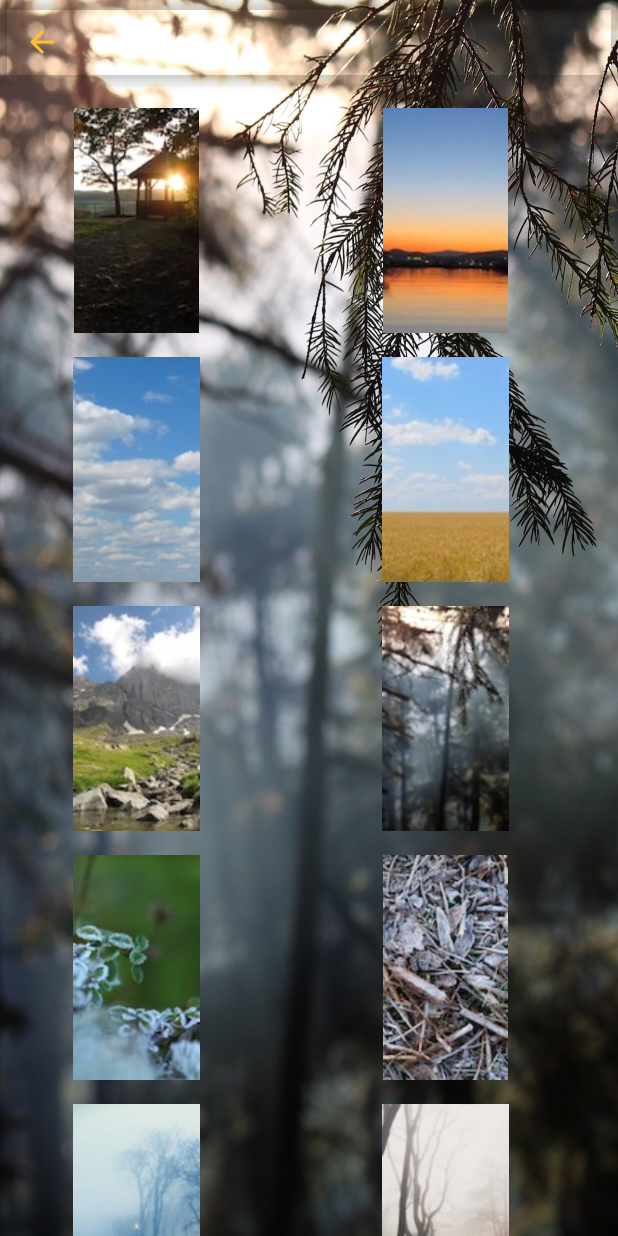
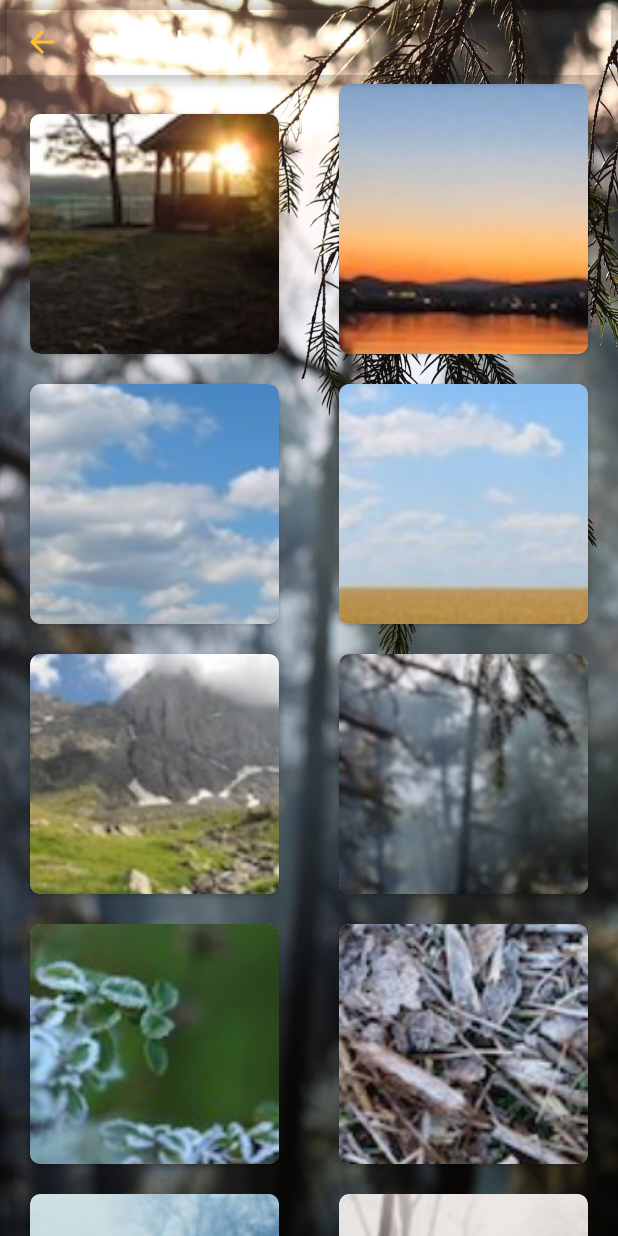
Before and after one commit to AlexandrMaystruk/WeatherToday, an Android app: the screen it shows after launch (MainActivity), in the options menu, after a tap on "Change background", on a phone screen of 412 x 824 dp. Run offline under Robolectric (Android 15) with nearby library versions, the phone set to English and light mode, and no system bars; our stand-ins replace Dagger/Hilt's generated code; libraries missing offline, so code that uses them is left out: com.karumi.dexter; pictures from the network do not load; 4 statements that could not run were skipped.

```diff
--- a/app/src/main/java/com/gmail/maystruks08/whatweathernow/dagger/application/AppComponent.kt
+++ b/app/src/main/java/com/gmail/maystruks08/whatweathernow/dagger/application/AppComponent.kt
@@ -3,7 +3,6 @@ package com.gmail.maystruks08.whatweathernow.dagger.application
 import android.app.Application
 import android.content.Context
 import com.gmail.maystruks08.whatweathernow.dagger.background.BackgroundComponent
-import com.gmail.maystruks08.whatweathernow.dagger.city.CityComponent
 import com.gmail.maystruks08.whatweathernow.dagger.weather.HourlyWeatherComponent
 import com.gmail.maystruks08.whatweathernow.data.network.NetworkUtil
 import com.gmail.maystruks08.whatweathernow.data.network.WeatherApi
@@ -21,7 +20,6 @@ interface AppComponent {
 
     fun provideHourlyWeatherComponent(): HourlyWeatherComponent
     fun provideBackgroundComponent(): BackgroundComponent
-    fun provideCityComponent(): CityComponent
 
     fun inject(application: Application)
     fun inject(activity: MainActivity)
--- a/app/src/main/java/com/gmail/maystruks08/whatweathernow/dagger/city/CityComponent.kt
+++ /dev/null
@@ -1,12 +0,0 @@
-package com.gmail.maystruks08.whatweathernow.dagger.city
-
-import com.gmail.maystruks08.whatweathernow.ui.editlocation.CityFragment
-import dagger.Subcomponent
-
-@Subcomponent(modules = [CityModule::class])
-@CityScope
-interface CityComponent {
-
-    fun inject( cityFragment: CityFragment)
-
-}
--- a/app/src/main/java/com/gmail/maystruks08/whatweathernow/data/network/LocaleStorage.kt
+++ b/app/src/main/java/com/gmail/maystruks08/whatweathernow/data/network/LocaleStorage.kt
@@ -11,6 +11,7 @@ import com.gmail.maystruks08.whatweathernow.data.dto.daily7days.DailyForecast7Da
 import com.gmail.maystruks08.whatweathernow.data.dto.hourly5days.HourlyForecast5Days
 import com.gmail.maystruks08.whatweathernow.data.repository.entity.ForecastMode
 import kotlinx.coroutines.flow.Flow
+import kotlinx.coroutines.flow.first
 import kotlinx.coroutines.flow.map
 import javax.inject.Inject
 import javax.inject.Singleton
@@ -77,12 +78,15 @@ class LocaleStorage @Inject constructor(
         }
     }
 
-    fun getCurrentWeather(): Flow<CurrentWeatherData> {
-        return context.prefsDataStore.data
+    suspend fun getCurrentWeather(): Result<CurrentWeatherData> {
+        return kotlin.runCatching {
+            context.prefsDataStore.data
                 .map { preferences ->
-                preferences[CURRENT_WEATHER_CACHE]?.let {
-                    JsonUtil.fromJson(it)
-                } ?: throw RuntimeException("Can't convert json to CurrentWeather object")
+                    preferences[CURRENT_WEATHER_CACHE]
+                        ?.let {
+                            JsonUtil.fromJson<CurrentWeatherData>(it)
+                        } ?: throw RuntimeException("Absent cached current weather")
+                }.first()
         }
     }
 
@@ -92,12 +96,14 @@ class LocaleStorage @Inject constructor(
         }
     }
 
-    fun getHourlyForecast5Days(): Flow<HourlyForecast5Days> {
-        return context.prefsDataStore.data
+    suspend fun getHourlyForecast5Days(): Result<HourlyForecast5Days> {
+        return kotlin.runCatching {
+            context.prefsDataStore.data
                 .map { preferences ->
                     preferences[HOURLY_5_DAYS_CACHE]?.let {
-                    JsonUtil.fromJson(it)
-                } ?: throw RuntimeException("Can't convert json to HourlyForecast5Days object")
+                        JsonUtil.fromJson<HourlyForecast5Days>(it)
+                    } ?: throw RuntimeException("Absent cached HourlyForecast5Days")
+                }.first()
         }
     }
 
@@ -107,12 +113,14 @@ class LocaleStorage @Inject constructor(
         }
     }
 
-    fun getDailyForecast7Days(): Flow<DailyForecast7Days> {
-        return context.prefsDataStore.data
+    suspend fun getDailyForecast7Days(): Result<DailyForecast7Days> {
+        return kotlin.runCatching {
+            context.prefsDataStore.data
                 .map { preferences ->
                     preferences[DAILY_7_DAYS_CACHE]?.let {
-                    JsonUtil.fromJson(it)
-                } ?: throw RuntimeException("Can't convert json to DailyForecast7Days object")
+                        JsonUtil.fromJson<DailyForecast7Days>(it)
+                    } ?: throw RuntimeException("Absent cached DailyForecast7Days")
+                }.first()
         }
     }
 
--- a/app/src/main/java/com/gmail/maystruks08/whatweathernow/data/repository/WeatherRepository.kt
+++ b/app/src/main/java/com/gmail/maystruks08/whatweathernow/data/repository/WeatherRepository.kt
@@ -1,7 +1,5 @@
 package com.gmail.maystruks08.whatweathernow.data.repository
 
-import android.util.Log
-import com.gmail.maystruks08.whatweathernow.ui.forecast.WeatherForecastContract
 import com.gmail.maystruks08.whatweathernow.data.API_KEY
 import com.gmail.maystruks08.whatweathernow.data.dto.current.CurrentWeatherData
 import com.gmail.maystruks08.whatweathernow.data.dto.daily7days.DailyForecast7Days
@@ -10,9 +8,13 @@ import com.gmail.maystruks08.whatweathernow.data.network.LocaleStorage
 import com.gmail.maystruks08.whatweathernow.data.network.NetworkUtil
 import com.gmail.maystruks08.whatweathernow.data.network.WeatherApi
 import com.gmail.maystruks08.whatweathernow.data.repository.entity.ForecastMode
+import com.gmail.maystruks08.whatweathernow.ui.forecast.WeatherForecastContract
 import kotlinx.coroutines.Dispatchers
 import kotlinx.coroutines.FlowPreview
-import kotlinx.coroutines.flow.*
+import kotlinx.coroutines.flow.Flow
+import kotlinx.coroutines.flow.flatMapConcat
+import kotlinx.coroutines.flow.flow
+import kotlinx.coroutines.flow.flowOn
 import retrofit2.Response
 import javax.inject.Inject
 
@@ -23,6 +25,8 @@ class WeatherRepository @Inject constructor(
     private val localeStorage: LocaleStorage
 ) : WeatherForecastContract.Repository {
 
+    private val tag = "WeatherRepository"
+
     override suspend fun getForecastMode(): Flow<ForecastMode> {
         return localeStorage
             .getForecastMode()
@@ -31,86 +35,87 @@ class WeatherRepository @Inject constructor(
 
     override suspend fun getCurrentWeather(
     ): Flow<CurrentWeatherData> {
-        return localeStorage
-            .getLocation()
-            .flowOn(Dispatchers.IO)
-            .flatMapMerge { location ->
-                if (!networkUtil.isNetworkTurnedOn()) {
-                    Log.d("database_ins", "Disconnect")
-                    return@flatMapMerge localeStorage.getCurrentWeather()
+        return locationFlow()
+            .flatMapConcat { location ->
+                flow {
+                    val cachedWeatherResult = localeStorage.getCurrentWeather()
+                    val cachedWeatherData = cachedWeatherResult.getOrNull()
+                    if (cachedWeatherResult.isSuccess && cachedWeatherData != null) {
+                        emit(cachedWeatherData)
                     }
 
-                Log.d("database_ins", "Connected")
+                    if (networkUtil.isNetworkTurnedOn()) {
                         val response = weatherApi.getWeatherByCoordinate(
                             latitude = location.lat,
                             longitude = location.lon,
                             apiKey = API_KEY
                         )
-
                         val currentWeather = response.body()
                         if (response.isSuccessful && currentWeather != null) {
+                            emit(currentWeather)
                             localeStorage.saveCurrentWeather(currentWeather)
-                    return@flatMapMerge flow {
-                        emit(currentWeather)
+                        } else {
+                            handleApiError(response)
                         }
                     }
-                handleApiError(response)
+                }
             }
     }
 
 
     override suspend fun getHourlyFiveDayForecast(
     ): Flow<HourlyForecast5Days> {
-        return localeStorage
-            .getLocation()
-            .flowOn(Dispatchers.IO)
-            .flatMapMerge { location ->
-                if (!networkUtil.isNetworkTurnedOn()) {
-                    Log.d("database_ins", "Disconnect")
-                    return@flatMapMerge localeStorage
-                        .getHourlyForecast5Days()
+        return locationFlow()
+            .flatMapConcat { location ->
+                flow {
+                    val cachedWeatherResult = localeStorage.getHourlyForecast5Days()
+                    val cachedWeatherData = cachedWeatherResult.getOrNull()
+                    if (cachedWeatherResult.isSuccess && cachedWeatherData != null) {
+                        emit(cachedWeatherData)
                     }
-
-                Log.d("database_ins", "Connected")
+                    if (networkUtil.isNetworkTurnedOn()) {
                         val response = weatherApi.getHourlyForecastByCoordinate(
                             latitude = location.lat,
                             longitude = location.lon,
                             apiKey = API_KEY
                         )
-                val forecast = response.body()
-                if (response.isSuccessful && forecast != null) {
-                    localeStorage.saveHourlyForecast5Days(forecast)
-                    return@flatMapMerge flow {
-                        emit(forecast)
+                        val currentWeather = response.body()
+                        if (response.isSuccessful && currentWeather != null) {
+                            emit(currentWeather)
+                            localeStorage.saveHourlyForecast5Days(currentWeather)
+                        } else {
+                            handleApiError(response)
                         }
                     }
-                handleApiError(response)
+                }
             }
     }
 
     override suspend fun get7DaysForecast(): Flow<DailyForecast7Days> {
-        return localeStorage
-            .getLocation()
-            .flowOn(Dispatchers.IO)
-            .flatMapMerge { location ->
-                if (!networkUtil.isNetworkTurnedOn()) {
-                    Log.d("database_ins", "Disconnect")
-                    return@flatMapMerge localeStorage.getDailyForecast7Days()
+        return locationFlow()
+            .flatMapConcat { location ->
+                flow {
+                    val cachedWeatherResult = localeStorage.getDailyForecast7Days()
+                    val cachedWeatherData = cachedWeatherResult.getOrNull()
+                    if (cachedWeatherResult.isSuccess && cachedWeatherData != null) {
+                        emit(cachedWeatherData)
                     }
 
-                Log.d("database_ins", "Connected")
+                    if (networkUtil.isNetworkTurnedOn()) {
                         val response = weatherApi.getDailyForecast7DaysByCoordinate(
                             latitude = location.lat,
                             longitude = location.lon,
                             apiKey = API_KEY
                         )
-                val forecast = response.body()
-                if (response.isSuccessful && forecast != null) {
-                    localeStorage.saveDailyForecast7Days(forecast)
-                    return@flatMapMerge flow { emit(forecast) }
+                        val currentWeather = response.body()
+                        if (response.isSuccessful && currentWeather != null) {
+                            emit(currentWeather)
+                            localeStorage.saveDailyForecast7Days(currentWeather)
+                        } else {
+                            handleApiError(response)
                         }
-
-                handleApiError(response)
+                    }
+                }
             }
     }
 
@@ -120,6 +125,12 @@ class WeatherRepository @Inject constructor(
 
     override suspend fun updateForecastMode(newForecastMode: ForecastMode) {
         localeStorage.saveForecastMode(newForecastMode)
+    }
+
+    private fun locationFlow(): Flow<LocaleStorage.Location> {
+        return localeStorage
+            .getLocation()
+            .flowOn(Dispatchers.IO)
     }
 
     private fun <T> handleApiError(response: Response<T>): Nothing {
--- a/app/src/main/java/com/gmail/maystruks08/whatweathernow/ui/forecast/WeatherForecastContract.kt
+++ b/app/src/main/java/com/gmail/maystruks08/whatweathernow/ui/forecast/WeatherForecastContract.kt
@@ -30,9 +30,7 @@ interface WeatherItemUi
 data class HourWeatherItemUi(
     val time: String,
     val humidity: String,
-    val maxTemperature: Float,
-    val minTemperature: Float,
-    val temperature: Float,
+    val temperature: Int,
     val weatherIconUrl: String
 ): WeatherItemUi
 
--- a/app/src/main/java/com/gmail/maystruks08/whatweathernow/ui/forecast/WeatherForecastFragment.kt
+++ b/app/src/main/java/com/gmail/maystruks08/whatweathernow/ui/forecast/WeatherForecastFragment.kt
@@ -130,6 +130,7 @@ class WeatherForecastFragment : BaseFragment(), WeatherForecastContract.View {
         super.onDestroyView()
         presenter.detach()
         recycler3hForecast?.adapter = null
+        location.stopLocationMonitoring()
     }
 
     private fun checkLocationPermission() {
@@ -147,7 +148,6 @@ class WeatherForecastFragment : BaseFragment(), WeatherForecastContract.View {
                             )
                         }
                     })
-                    location.startLocationMonitoring()
                 }
 
                 override fun onPermissionDenied(response: PermissionDeniedResponse) {
--- a/app/src/main/java/com/gmail/maystruks08/whatweathernow/ui/settings/SelectBackgroundFragment.kt
+++ b/app/src/main/java/com/gmail/maystruks08/whatweathernow/ui/settings/SelectBackgroundFragment.kt
@@ -8,6 +8,7 @@ import com.gmail.maystruks08.whatweathernow.WeatherApplication
 import com.gmail.maystruks08.whatweathernow.ui.base.BaseFragment
 import com.gmail.maystruks08.whatweathernow.ui.settings.adapter.BackgroundData
 import com.gmail.maystruks08.whatweathernow.ui.settings.adapter.BackgroundRecyclerAdapter
+import com.gmail.maystruks08.whatweathernow.ui.settings.adapter.SpacesItemDecoration
 import kotlinx.android.synthetic.main.fragment_select_background.*
 import javax.inject.Inject
 
@@ -21,16 +22,6 @@ class SelectBackgroundFragment : BaseFragment(), BackgroundContract.View {
         return R.layout.fragment_select_background
     }
 
-    companion object {
-        fun newInstance(): SelectBackgroundFragment {
-            val fragment = SelectBackgroundFragment()
-            val args = Bundle()
-            fragment.arguments = args
-            return fragment
-        }
-    }
-
-
     override fun initPresenter() {
         WeatherApplication.component.provideBackgroundComponent().inject(this)
         mSelectBackgroundPresenter.attach(this)
@@ -39,8 +30,7 @@ class SelectBackgroundFragment : BaseFragment(), BackgroundContract.View {
     override fun initViews() {
         activity()?.setNavigationIcon(R.drawable.ic_arrow_back_24dp)
         activity()?.showOptionMenu(false)
-
-        recyclerBackgroundImage.layoutManager = GridLayoutManager(context, 2)
+        recyclerBackgroundImage.addItemDecoration( SpacesItemDecoration(30))
         mSelectBackgroundPresenter.initUi()
 
     }
@@ -62,4 +52,13 @@ class SelectBackgroundFragment : BaseFragment(), BackgroundContract.View {
 
     }
 
+    companion object {
+        fun newInstance(): SelectBackgroundFragment {
+            val fragment = SelectBackgroundFragment()
+            val args = Bundle()
+            fragment.arguments = args
+            return fragment
+        }
+    }
+
 }
--- /dev/null
+++ b/app/src/main/java/com/gmail/maystruks08/whatweathernow/ui/settings/adapter/SpacesItemDecoration.kt
@@ -0,0 +1,25 @@
+package com.gmail.maystruks08.whatweathernow.ui.settings.adapter
+
+import android.graphics.Rect
+import android.view.View
+import androidx.recyclerview.widget.RecyclerView
+import androidx.recyclerview.widget.RecyclerView.ItemDecoration
+
+class SpacesItemDecoration(private val space: Int) : ItemDecoration() {
+
+    override fun getItemOffsets(
+        outRect: Rect, view: View,
+        parent: RecyclerView, state: RecyclerView.State
+    ) {
+        outRect.left = space
+        outRect.right = space
+        outRect.bottom = space
+
+        // Add top margin only for the first item to avoid double space between items
+        if (parent.getChildLayoutPosition(view) == 0) {
+            outRect.top = space
+        } else {
+            outRect.top = 0
+        }
+    }
+}
--- a/app/src/main/res/layout/activity_content.xml
+++ b/app/src/main/res/layout/activity_content.xml
@@ -1,6 +1,5 @@
 <?xml version="1.0" encoding="utf-8"?>
-<RelativeLayout
-        xmlns:android="http://schemas.android.com/apk/res/android"
+<RelativeLayout xmlns:android="http://schemas.android.com/apk/res/android"
         xmlns:app="http://schemas.android.com/apk/res-auto"
         xmlns:tools="http://schemas.android.com/tools"
         android:layout_width="match_parent"
@@ -8,7 +7,6 @@
         android:id="@+id/mainBackground"
         android:background="@drawable/default_back"
         tools:activity=".ui.MainActivity">
-
 
     <com.google.android.material.appbar.AppBarLayout
             android:id="@+id/main_app_bar"
@@ -20,17 +18,16 @@
                 android:id="@+id/main_toolbar"
                 app:title="@null"
                 android:background="@android:color/transparent"
-                app:titleTextColor="@android:color/transparent"
+                app:titleTextColor="@android:color/white"
                 app:popupTheme="@style/ThemeOverlay.AppCompat.Light"
                 android:layout_width="match_parent"
                 android:layout_height="?attr/actionBarSize">
-
 
             <ProgressBar
                     android:visibility="gone"
                     android:id="@+id/progressToolbar"
                     android:layout_width="@dimen/padding_size_24"
-                    android:layout_height="@dimen/padding_size_24"/>
+                    android:layout_height="@dimen/padding_size_24" />
 
             <TextView
                     android:textSize="@dimen/text_size_big"
@@ -38,9 +35,9 @@
                     android:id="@+id/tvTitleToolbar"
                     style="@style/StatusRisk"
                     android:layout_marginStart="@dimen/padding_size_24"
-                    android:text="Waiting for network!!!"
+                    android:text="Offline"
                     android:layout_width="wrap_content"
-                    android:layout_height="wrap_content"/>
+                    android:layout_height="wrap_content" />
 
         </androidx.appcompat.widget.Toolbar>
     </com.google.android.material.appbar.AppBarLayout>
@@ -50,13 +47,13 @@
             android:visibility="gone"
             android:id="@+id/viewFrameController"
             android:layout_width="match_parent"
-            android:layout_height="?attr/actionBarSize"/>
+            android:layout_height="?attr/actionBarSize" />
 
     <androidx.fragment.app.FragmentContainerView
             android:id="@+id/main_content"
             android:layout_width="match_parent"
             android:layout_height="match_parent"
             android:layout_alignParentStart="true"
-            android:layout_below="@+id/viewFrameController"/>
+            android:layout_below="@+id/viewFrameController" />
 
 </RelativeLayout>
--- a/app/src/main/res/layout/background_item.xml
+++ b/app/src/main/res/layout/background_item.xml
@@ -1,11 +1,15 @@
 <?xml version="1.0" encoding="utf-8"?>
-<ImageView
-        xmlns:android="http://schemas.android.com/apk/res/android"
-        android:id="@+id/ivBackgroundItem"
-        android:scaleType="fitCenter"
-        android:layout_width="150dp"
-        android:layout_height="150dp"
-        android:layout_marginStart="@dimen/padding_size_16"
-        android:layout_marginEnd="@dimen/padding_size_16"
-        android:layout_marginTop="@dimen/padding_size_16"
-        android:contentDescription="sdv" />
+<androidx.cardview.widget.CardView xmlns:android="http://schemas.android.com/apk/res/android"
+        xmlns:app="http://schemas.android.com/apk/res-auto"
+        android:layout_width="match_parent"
+        android:layout_height="160dp"
+        app:contentPadding="0dp"
+        app:cardCornerRadius="@dimen/padding_size_7">
+
+    <ImageView
+            android:id="@+id/ivBackgroundItem"
+            android:scaleType="centerCrop"
+            android:layout_width="match_parent"
+            android:layout_height="match_parent"
+            android:contentDescription="@string/app_name" />
+</androidx.cardview.widget.CardView>
--- a/app/src/main/res/layout/fragment_select_background.xml
+++ b/app/src/main/res/layout/fragment_select_background.xml
@@ -1,7 +1,11 @@
 <?xml version="1.0" encoding="utf-8"?>
-<androidx.recyclerview.widget.RecyclerView
-        xmlns:android="http://schemas.android.com/apk/res/android"
+<androidx.recyclerview.widget.RecyclerView xmlns:android="http://schemas.android.com/apk/res/android"
+        xmlns:app="http://schemas.android.com/apk/res-auto"
+        xmlns:tools="http://schemas.android.com/tools"
         android:id="@+id/recyclerBackgroundImage"
         android:layout_width="match_parent"
         android:layout_height="match_parent"
-        android:layout_marginTop="?attr/actionBarSize"/>
+        app:layoutManager="androidx.recyclerview.widget.GridLayoutManager"
+        app:spanCount="2"
+        tools:listitem="@layout/background_item"
+        android:layout_marginTop="?attr/actionBarSize" />
--- a/app/src/main/res/menu/main_menu.xml
+++ b/app/src/main/res/menu/main_menu.xml
@@ -1,22 +1,14 @@
 <menu xmlns:android="http://schemas.android.com/apk/res/android"
-      xmlns:app="http://schemas.android.com/apk/res-auto"
-      xmlns:tools="http://schemas.android.com/tools"
-      tools:context=".MainActivity">
+        xmlns:app="http://schemas.android.com/apk/res-auto"
+        xmlns:tools="http://schemas.android.com/tools"
+        tools:context=".MainActivity">
 
-    <group
-            android:id="@+id/main_menu_group">
+    <group android:id="@+id/main_menu_group">
 
         <item
                 android:id="@+id/action_change_background"
                 android:title="@string/action_change_back"
-                app:showAsAction="never"/>
-        <item
-                android:icon="@drawable/rect"
-                android:id="@+id/action_settings"
-                android:title="@string/action_settings"
-                app:showAsAction="never"/>
-
+                app:showAsAction="never" />
     </group>
 
-
 </menu>
```
Also changed, not shown: app/src/main/java/com/gmail/maystruks08/whatweathernow/FindLocation.kt (+15 -27 lines), app/src/main/java/com/gmail/maystruks08/whatweathernow/dagger/city/CityModule.kt (deleted, +0 -16 lines), app/src/main/java/com/gmail/maystruks08/whatweathernow/dagger/city/CityScope.kt (deleted, +0 -7 lines), app/src/main/java/com/gmail/maystruks08/whatweathernow/ui/activity/MainActivity.kt (+7 -26 lines), app/src/main/java/com/gmail/maystruks08/whatweathernow/ui/editlocation/CityContract.kt (deleted, +0 -20 lines), app/src/main/java/com/gmail/maystruks08/whatweathernow/ui/editlocation/CityFragment.kt (deleted, +0 -58 lines), app/src/main/java/com/gmail/maystruks08/whatweathernow/ui/editlocation/CityPresenterImpl.kt (deleted, +0 -30 lines), app/src/main/java/com/gmail/maystruks08/whatweathernow/ui/forecast/WeatherForecastPresenterImpl.kt (+9 -11 lines). Lines whose indentation alone changed are shown as unchanged.
